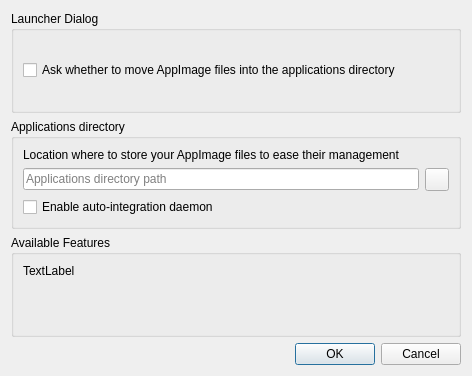
Before: the Qt Designer form src/ui/settings_dialog.ui in TheAssassin/AppImageLauncher, drawn with Qt 5.
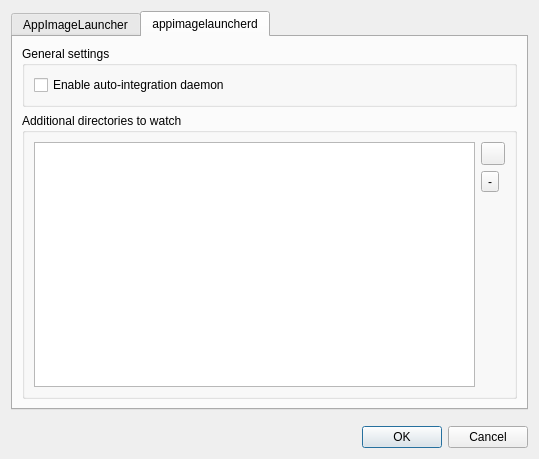
After: the same form once the commit is applied. Icons and pictures are not drawn.

Commit message: Extend and improve settings, mk. 1

```diff
--- a/src/ui/settings_dialog.ui
+++ b/src/ui/settings_dialog.ui
@@ -6,8 +6,8 @@
    <rect>
     <x>0</x>
     <y>0</y>
-    <width>472</width>
-    <height>376</height>
+    <width>539</width>
+    <height>459</height>
    </rect>
   </property>
   <property name="windowTitle">
@@ -15,7 +15,17 @@
   </property>
   <layout class="QVBoxLayout" name="verticalLayout">
    <item>
-    <widget class="QGroupBox" name="groupBoxLancher">
+    <widget class="QTabWidget" name="tabWidget">
+     <property name="currentIndex">
+      <number>1</number>
+     </property>
+     <widget class="QWidget" name="launcherTab">
+      <attribute name="title">
+       <string>AppImageLauncher</string>
+      </attribute>
+      <layout class="QVBoxLayout" name="verticalLayout_4">
+       <item>
+        <widget class="QGroupBox" name="launcherGroupBox">
      <property name="title">
       <string>Launcher Dialog</string>
      </property>
@@ -31,34 +41,15 @@
     </widget>
    </item>
    <item>
-    <widget class="QGroupBox" name="groupBoxApplicationsDiretory">
+        <widget class="QGroupBox" name="integrationDirectoryGroupBox">
      <property name="title">
-      <string>Applications directory</string>
-     </property>
-     <layout class="QGridLayout" name="gridLayout">
-      <item row="2" column="0">
-       <widget class="QCheckBox" name="checkBoxEnableDaemon">
-        <property name="toolTip">
-         <string>&lt;html&gt;&lt;head/&gt;&lt;body&gt;&lt;p&gt;When enabled, the daemon automatically integrates AppImages you copy into the &amp;quot;Applications directory&amp;quot;. When the files are deleted, the daemon will clean up the integration data.&lt;/p&gt;&lt;/body&gt;&lt;/html&gt;</string>
-        </property>
-        <property name="text">
-         <string>Enable auto-integration daemon</string>
-        </property>
-       </widget>
-      </item>
-      <item row="1" column="1">
-       <widget class="QToolButton" name="toolButtonChooseAppsDir">
-        <property name="text">
-         <string/>
-        </property>
-        <property name="icon">
-         <iconset theme="folder">
-          <normaloff>.</normaloff>.</iconset>
-        </property>
-       </widget>
-      </item>
-      <item row="1" column="0">
-       <widget class="QLineEdit" name="lineEditApplicationsDir">
+          <string>Location where to store your AppImage files to ease their management</string>
+         </property>
+         <layout class="QHBoxLayout" name="horizontalLayout_2">
+          <item>
+           <layout class="QHBoxLayout" name="integrationGroupBoxLayout">
+            <item>
+             <widget class="QLineEdit" name="applicationsDirLineEdit">
         <property name="text">
          <string notr="true"/>
         </property>
@@ -67,27 +58,36 @@
         </property>
        </widget>
       </item>
-      <item row="0" column="0" colspan="2">
-       <widget class="QLabel" name="label">
+            <item>
+             <widget class="QToolButton" name="chooseAppsDirToolButton">
         <property name="text">
-         <string>Location where to store your AppImage files to ease their management</string>
-        </property>
-        <property name="wordWrap">
-         <bool>true</bool>
-        </property>
-       </widget>
+               <string/>
+              </property>
+              <property name="icon">
+               <iconset theme="folder">
+                <normaloff>.</normaloff>.</iconset>
+              </property>
+             </widget>
+            </item>
+           </layout>
       </item>
      </layout>
     </widget>
    </item>
    <item>
-    <widget class="QGroupBox" name="groupBoxAvailableFeatures">
+        <widget class="QGroupBox" name="availableFeaturesGroupBox">
      <property name="sizePolicy">
       <sizepolicy hsizetype="Preferred" vsizetype="Preferred">
        <horstretch>0</horstretch>
        <verstretch>0</verstretch>
       </sizepolicy>
      </property>
+         <property name="minimumSize">
+          <size>
+           <width>0</width>
+           <height>80</height>
+          </size>
+         </property>
      <property name="locale">
       <locale language="English" country="UnitedStates"/>
      </property>
@@ -125,6 +125,120 @@
       </item>
      </layout>
     </widget>
+       </item>
+       <item>
+        <spacer name="verticalSpacer">
+         <property name="orientation">
+          <enum>Qt::Vertical</enum>
+         </property>
+         <property name="sizeHint" stdset="0">
+          <size>
+           <width>20</width>
+           <height>40</height>
+          </size>
+         </property>
+        </spacer>
+       </item>
+      </layout>
+     </widget>
+     <widget class="QWidget" name="daemonTab">
+      <attribute name="title">
+       <string>appimagelauncherd</string>
+      </attribute>
+      <layout class="QVBoxLayout" name="verticalLayout_5">
+       <item>
+        <widget class="QGroupBox" name="daemonGeneralSettingsGroupBox">
+         <property name="locale">
+          <locale language="English" country="UnitedStates"/>
+         </property>
+         <property name="title">
+          <string>General settings</string>
+         </property>
+         <layout class="QVBoxLayout" name="verticalLayout_6">
+          <item>
+           <widget class="QCheckBox" name="daemonIsEnabledCheckBox">
+            <property name="toolTip">
+             <string>&lt;html&gt;&lt;head/&gt;&lt;body&gt;&lt;p&gt;When enabled, the daemon automatically integrates AppImages you copy into the &amp;quot;Applications directory&amp;quot;. When the files are deleted, the daemon will clean up the integration data.&lt;/p&gt;&lt;/body&gt;&lt;/html&gt;</string>
+            </property>
+            <property name="text">
+             <string>Enable auto-integration daemon</string>
+            </property>
+           </widget>
+          </item>
+         </layout>
+        </widget>
+       </item>
+       <item>
+        <widget class="QGroupBox" name="additionalDirsGroupBox">
+         <property name="locale">
+          <locale language="English" country="UnitedStates"/>
+         </property>
+         <property name="title">
+          <string>Additional directories to watch</string>
+         </property>
+         <layout class="QHBoxLayout" name="horizontalLayout_3">
+          <item>
+           <widget class="QListView" name="additionalDirsListView"/>
+          </item>
+          <item>
+           <layout class="QVBoxLayout" name="additionalDirsButtonsLayout">
+            <item>
+             <widget class="QToolButton" name="AdditionalDirsAddButton">
+              <property name="text">
+               <string/>
+              </property>
+              <property name="icon">
+               <iconset theme="add"/>
+              </property>
+             </widget>
+            </item>
+            <item>
+             <widget class="QToolButton" name="additionalDirsRemoveButton">
+              <property name="text">
+               <string>-</string>
+              </property>
+              <property name="icon">
+               <iconset theme="remove"/>
+              </property>
+             </widget>
+            </item>
+            <item>
+             <spacer name="verticalSpacer_2">
+              <property name="orientation">
+               <enum>Qt::Vertical</enum>
+              </property>
+              <property name="sizeHint" stdset="0">
+               <size>
+                <width>20</width>
+                <height>40</height>
+               </size>
+              </property>
+             </spacer>
+            </item>
+           </layout>
+          </item>
+         </layout>
+        </widget>
+       </item>
+      </layout>
+     </widget>
+    </widget>
+   </item>
+   <item>
+    <spacer name="verticalSpacer_3">
+     <property name="orientation">
+      <enum>Qt::Vertical</enum>
+     </property>
+     <property name="sizeType">
+      <enum>QSizePolicy::Minimum</enum>
+     </property>
+     <property name="sizeHint" stdset="0">
+      <size>
+       <width>20</width>
+       <height>10</height>
+      </size>
+     </property>
+    </spacer>
    </item>
    <item>
     <widget class="QDialogButtonBox" name="buttonBox">
```
Left out of the diff: 2 changed lines with no effect on the pictures. Lines whose indentation alone changed are shown as unchanged. The commit also changes 1 other file.
